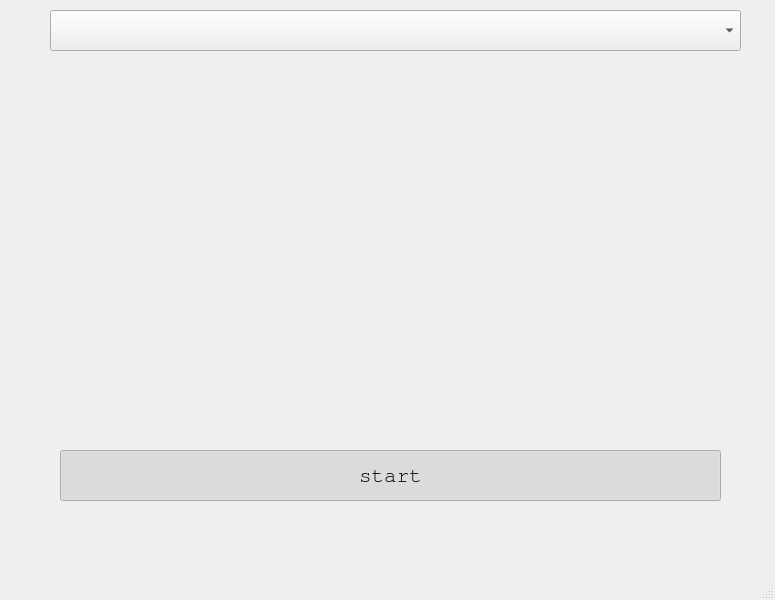
Before: the Qt Designer form main_window.ui in valvals/uv, drawn with Qt 5.
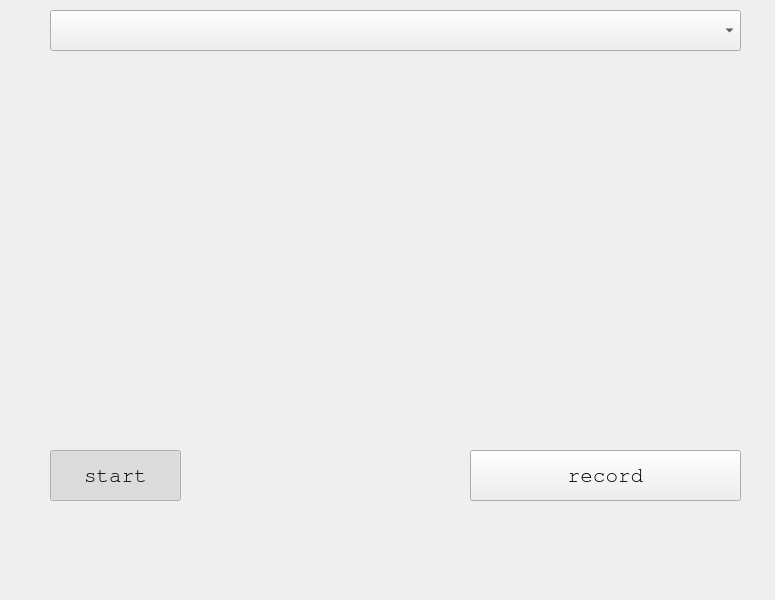
After: the same form once the commit is applied. Custom widgets are drawn as their Qt base class.

Commit message: WIP (close event)

The edit to the form file:
```diff
--- a/main_window.ui
+++ b/main_window.ui
@@ -23,9 +23,9 @@
    <widget class="QPushButton" name="pushButton_spectr">
     <property name="geometry">
      <rect>
-      <x>60</x>
+      <x>50</x>
       <y>450</y>
-      <width>661</width>
+      <width>131</width>
       <height>51</height>
      </rect>
     </property>
@@ -44,8 +44,8 @@
      <rect>
       <x>50</x>
       <y>70</y>
-      <width>681</width>
-      <height>271</height>
+      <width>691</width>
+      <height>361</height>
      </rect>
     </property>
    </widget>
@@ -59,18 +59,20 @@
      </rect>
     </property>
    </widget>
-  </widget>
-  <widget class="QMenuBar" name="menubar">
+   <widget class="QPushButton" name="pushButton_record">
    <property name="geometry">
     <rect>
-     <x>0</x>
-     <y>0</y>
-     <width>775</width>
-     <height>30</height>
-    </rect>
-   </property>
-  </widget>
-  <widget class="QStatusBar" name="statusbar"/>
+      <x>470</x>
+      <y>450</y>
+      <width>271</width>
+      <height>51</height>
+     </rect>
+    </property>
+    <property name="text">
+     <string>record</string>
+    </property>
+   </widget>
+  </widget>
  </widget>
  <customwidgets>
   <customwidget>
```
Lines whose indentation alone changed are shown as unchanged. The commit also changes 2 other files.
